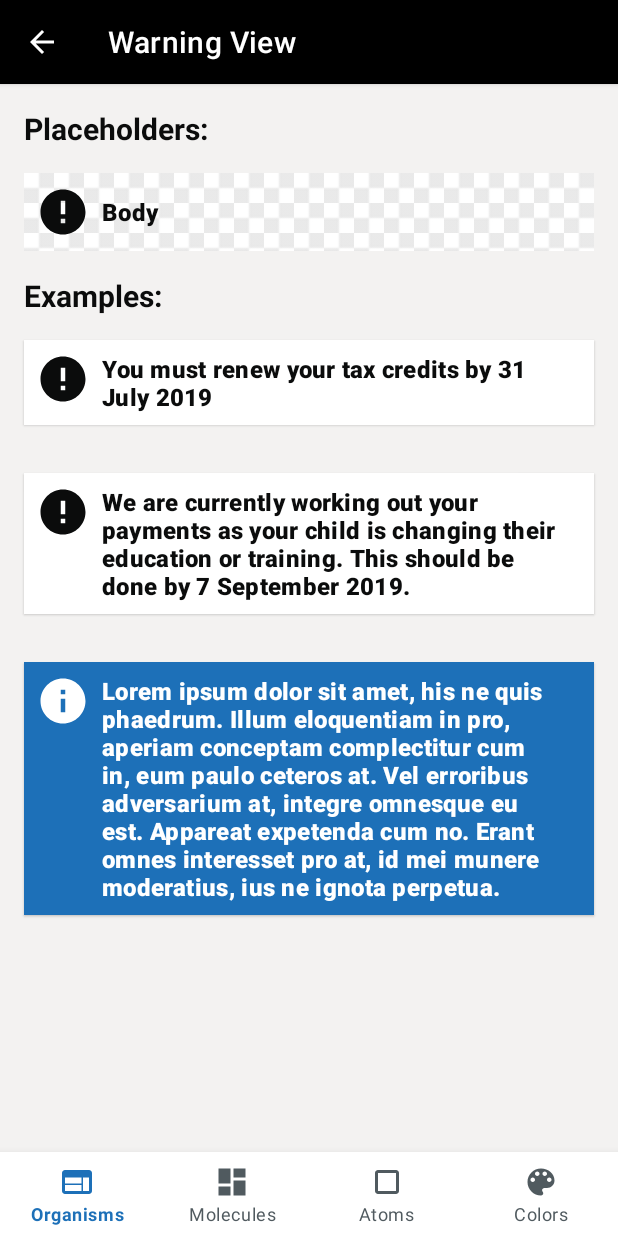
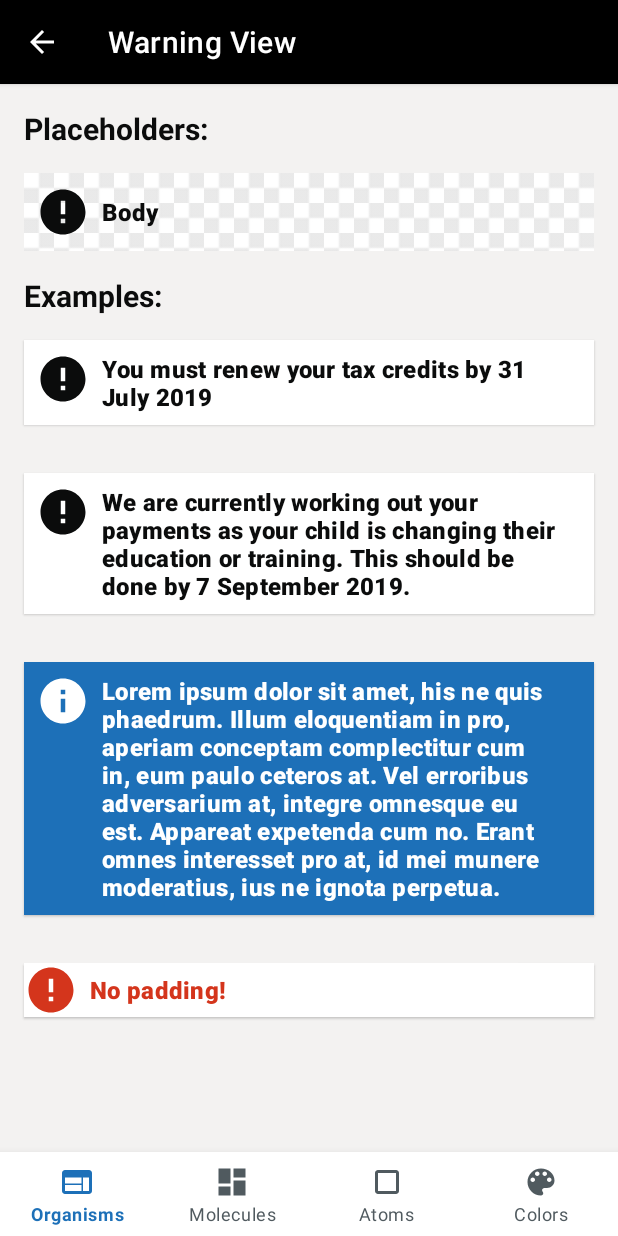
Before and after one commit to hmrc/android-components, an Android app: the fragment WarningViewFragment placed in its activity, on a phone screen of 412 x 824 dp. Run offline under Robolectric (Android 15) with nearby library versions, the phone set to English and light mode, and no system bars.

Commit message:
Add ability to remove default padding from WarningView

```diff
--- a/components/src/main/java/uk/gov/hmrc/components/molecule/warning/WarningView.kt
+++ b/components/src/main/java/uk/gov/hmrc/components/molecule/warning/WarningView.kt
@@ -44,17 +44,18 @@ class WarningView @JvmOverloads constructor(
             val textColor = typedArray.getResourceId(R.styleable.WarningView_textColor, R.color.hmrc_black)
             val icon = typedArray.getResourceId(R.styleable.WarningView_icon, R.drawable.components_ic_warning)
             val iconTint = typedArray.getResourceId(R.styleable.WarningView_iconTintColor, R.color.hmrc_black)
+            val noPadding = typedArray.getBoolean(R.styleable.WarningView_noPadding, false)
 
             setText(text)
             setTextColor(textColor)
             setIcon(icon)
             setIconTintColor(iconTint)
+            if (!noPadding) {
+                // Component has default padding of 8dp
+                resources.getDimensionPixelSize(R.dimen.hmrc_spacing_8).let { setPadding(it, it, it, it) }
+            }
 
             typedArray.recycle()
-        }
-
-        resources.getDimensionPixelSize(R.dimen.hmrc_spacing_8).let {
-            setPadding(it, it, it, it)
         }
     }
 
--- a/components/src/main/res/values/attrs.xml
+++ b/components/src/main/res/values/attrs.xml
@@ -210,6 +210,8 @@
         <attr name="icon" />
         <!-- Icon tint color. -->
         <attr name="iconTintColor" />
+        <!-- Remove the default padding from the component -->
+        <attr name="noPadding" format="boolean" />
     </declare-styleable>
 
     <declare-styleable name="SelectRowView">
--- a/sample/src/main/res/layout/fragment_warning.xml
+++ b/sample/src/main/res/layout/fragment_warning.xml
@@ -79,6 +79,24 @@
 
         </com.google.android.material.card.MaterialCardView>
 
+        <com.google.android.material.card.MaterialCardView
+            android:layout_width="match_parent"
+            android:layout_height="wrap_content"
+            android:layout_margin="@dimen/hmrc_spacing_16">
+
+            <uk.gov.hmrc.components.molecule.warning.WarningView
+                android:id="@+id/warning_example_4"
+                android:layout_width="match_parent"
+                android:layout_height="wrap_content"
+                android:background="@color/hmrc_white"
+                app:icon="@drawable/components_ic_warning"
+                app:iconTintColor="@color/hmrc_red"
+                app:text="@string/warning_example_3_text"
+                app:textColor="@color/hmrc_red"
+                app:noPadding="true" />
+
+        </com.google.android.material.card.MaterialCardView>
+
     </LinearLayout>
 
 </ScrollView>
--- a/sample/src/main/res/values/strings.xml
+++ b/sample/src/main/res/values/strings.xml
@@ -310,6 +310,7 @@
     <!-- Warning -->
     <string name="warning_example_1_text">You must renew your tax credits by 31 July 2019</string>
     <string name="warning_example_2_text">We are currently working out your payments as your child is changing their education or training. This should be done by 7 September 2019.</string>
+    <string name="warning_example_3_text">No padding!</string>
 
     <!-- Information Message -->
     <string name="info_message_placeholder_headline">Headline</string>
```
Also changed, not shown: 4 other files.
